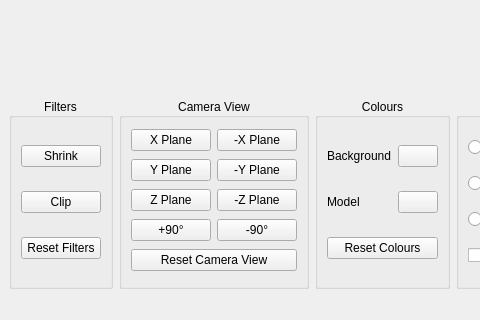
Old version of the form lib/ModelRenderer/modelwindow.ui in the repository KurusView/KurusView; both pictures show x 0 to 480 and y 371 to 691 of the 1071 by 691 pixel window.
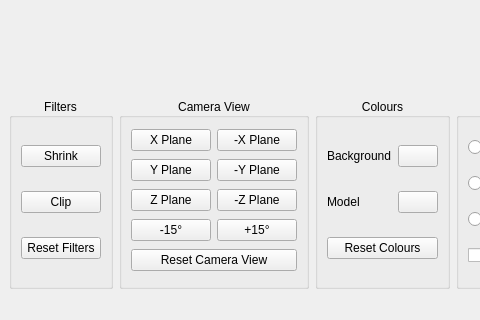
New version of the form. Icons and pictures are not drawn. Custom widgets are drawn as their Qt base class.

Commit message: Implement Camera View Interface

What changed in the file:
```diff
--- a/lib/ModelRenderer/modelwindow.ui
+++ b/lib/ModelRenderer/modelwindow.ui
@@ -111,7 +111,7 @@
            <item row="3" column="1">
             <widget class="QPushButton" name="rotate90NegViewPushButton">
              <property name="text">
-              <string>-90°</string>
+              <string>+15°</string>
              </property>
             </widget>
            </item>
@@ -146,7 +146,7 @@
            <item row="3" column="0">
             <widget class="QPushButton" name="rotate90ViewPushButton">
              <property name="text">
-              <string>+90°</string>
+              <string>-15°</string>
              </property>
             </widget>
            </item>
```
Left out of the diff: 4 changed lines with no effect on the pictures. The commit also changes 2 other files.
